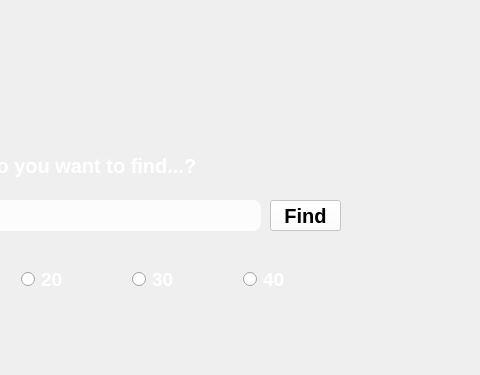
Before: the Qt Designer form homepage.ui in Smh1111/BookQtcreator, drawn with Qt 5; both pictures show x 370 to 850 and y 0 to 375 of the 850 by 470 pixel window.
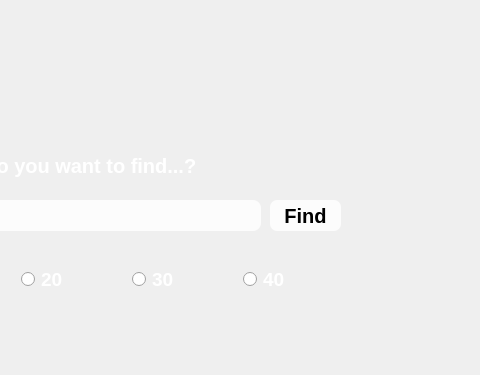
After: the same form once the commit is applied.

Diff of the .ui file:
```diff
--- a/homepage.ui
+++ b/homepage.ui
@@ -53,7 +53,7 @@
     </property>
     <property name="styleSheet">
      <string notr="true">background-color: rgba(255, 255, 255, 200);
-border-raduis: 7px;
+border-radius: 7px;
 color: black;
 font-size: 20px;
 </string>
@@ -125,7 +125,7 @@
      <string>BOOK FINDER</string>
     </property>
    </widget>
-   <widget class="QWidget" name="">
+   <widget class="QWidget" name="layoutWidget">
     <property name="geometry">
      <rect>
       <x>180</x>
```
Left out of the diff: 21 changed lines with no effect on the pictures.
